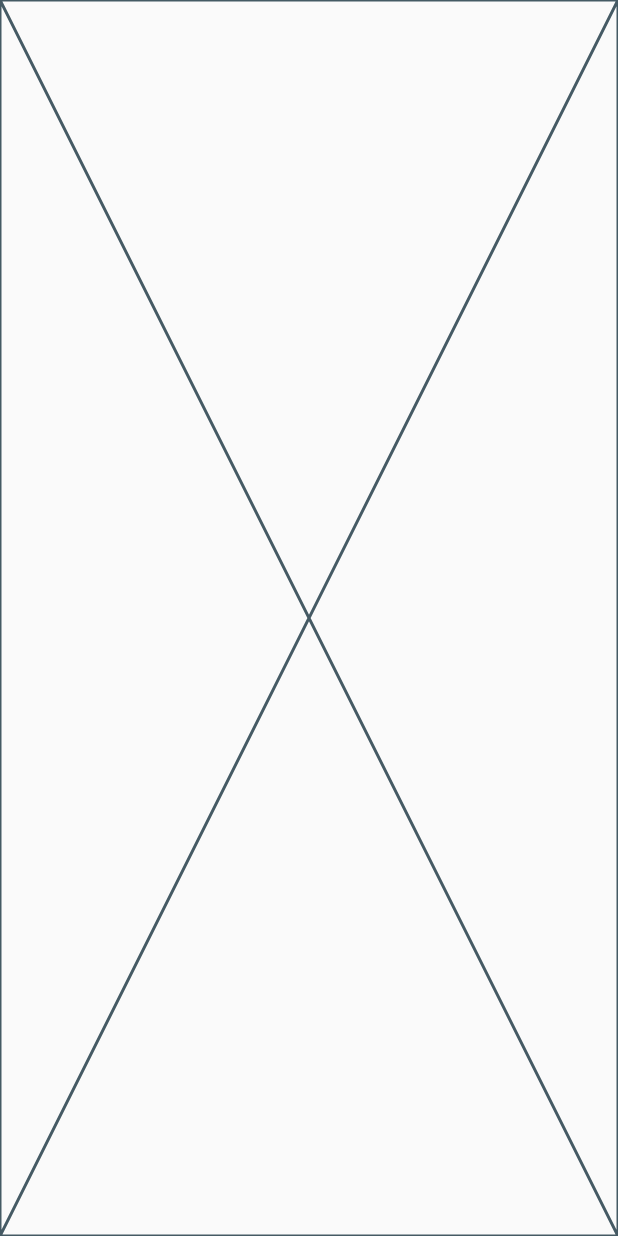
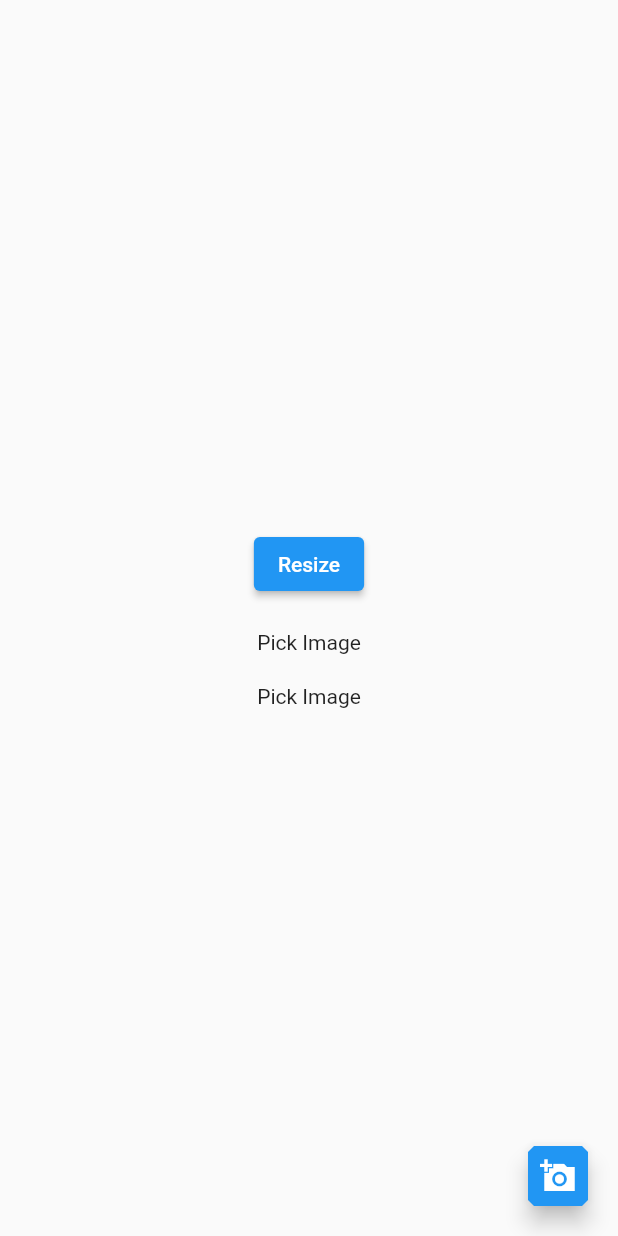
Before and after one commit to xaporos/image_compressor, a Flutter app: the screen it shows after launch, on a phone screen of 412 x 824 dp. Run offline on Flutter 3.47's test engine with Material 2 defaults, Android fonts, the phone set to English and light mode, and no system bars; missing offline and left inert: file_selector.

Commit message:
add image selector function

```diff
--- a/lib/pages/home.dart
+++ b/lib/pages/home.dart
@@ -1,4 +1,7 @@
+import 'package:file_selector/file_selector.dart';
 import 'package:flutter/material.dart';
+import 'package:image/image.dart' as img;
+// import 'package:path/path.dart' as path;
 
 class Home extends StatefulWidget {
   const Home({super.key});
@@ -8,8 +11,75 @@ class Home extends StatefulWidget {
 }
 
 class _HomeState extends State<Home> {
+  List<XFile>? _imageFileList;
+
+  final TextEditingController maxWidthController = TextEditingController();
+  final TextEditingController maxHeightController = TextEditingController();
+  final TextEditingController qualityController = TextEditingController();
+
+  imageSelector() async {
+    const XTypeGroup jpgsTypeGroup = XTypeGroup(
+      label: 'JPEGs',
+      extensions: <String>['jpg', 'jpeg'],
+    );
+    const XTypeGroup pngTypeGroup = XTypeGroup(
+      label: 'PNGs',
+      extensions: <String>['png'],
+    );
+    final List<XFile> files = await openFiles(acceptedTypeGroups: <XTypeGroup>[
+      jpgsTypeGroup,
+      pngTypeGroup,
+    ]);
+
+    if (files.isEmpty) {
+      // Operation was canceled by the user.
+      return;
+    } else {
+      setState(() {
+        _imageFileList = files;
+      });
+    }
+  }
+
+  imagesPathList() {
+    String imagePath = _imageFileList!.map((e) => e.path).toString();
+
+    return imagePath;
+  }
+
   @override
   Widget build(BuildContext context) {
-    return const Placeholder();
+    return Scaffold(
+      body: Column(
+        mainAxisAlignment: MainAxisAlignment.center,
+        children: [
+          Center(
+            child: ElevatedButton(
+              onPressed: () {},
+              child: const Text('Resize'),
+            ),
+          ),
+          const SizedBox(
+            height: 20,
+          ),
+          _imageFileList != null ? Text('Name') : const Text('Pick Image'),
+          const SizedBox(
+            height: 20,
+          ),
+          _imageFileList != null
+              ? Text(imagesPathList().toString())
+              : const Text('Pick Image'),
+        ],
+      ),
+      floatingActionButton: FloatingActionButton.small(
+        onPressed: () {
+          imageSelector();
+        },
+        shape: const BeveledRectangleBorder(
+          borderRadius: BorderRadius.all(Radius.circular(4)),
+        ),
+        child: const Icon(Icons.add_a_photo_sharp),
+      ),
+    );
   }
 }
```
